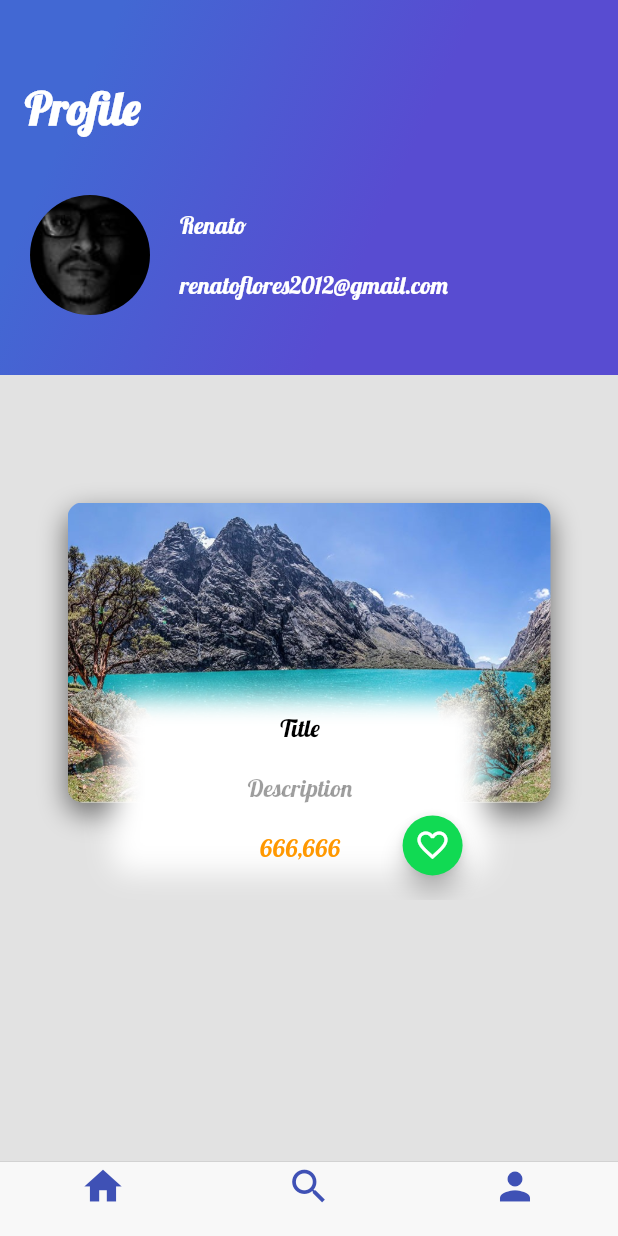
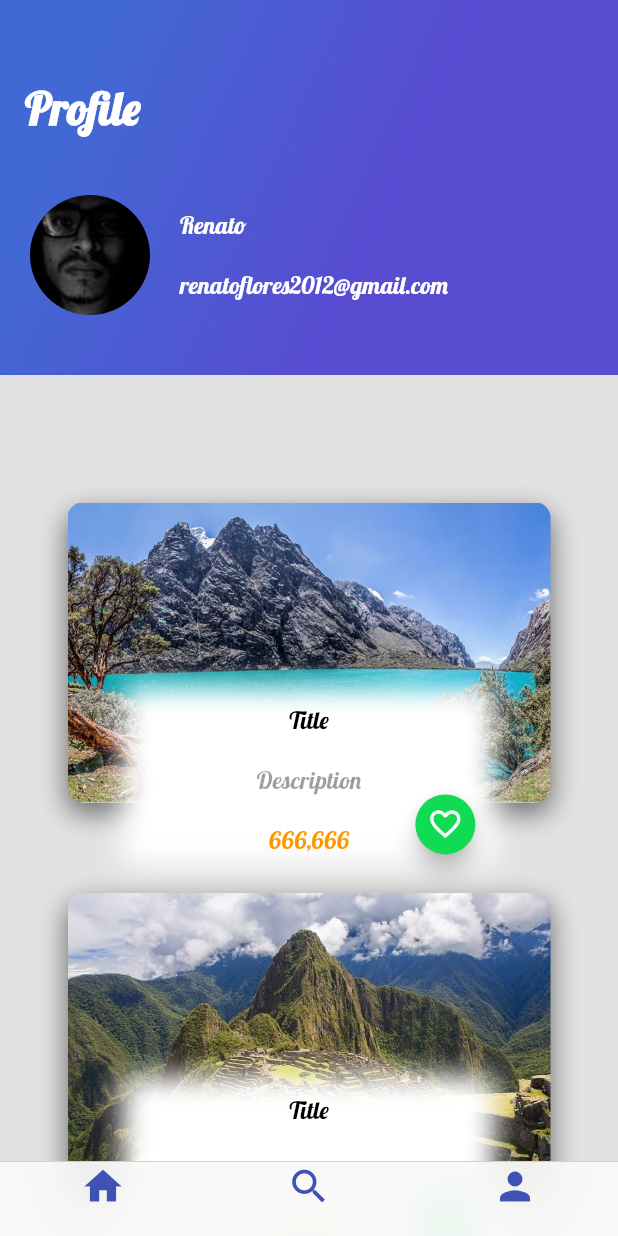
Before and after one commit to RenatoFloresV/flutter, a Flutter app: the screen it shows after launch, item 3 of the bottom bar chosen, on a phone screen of 412 x 824 dp. Run offline on Flutter 3.47's test engine with Material 2 defaults, Android fonts, the phone set to English and light mode, and no system bars.

Commit message:
Andres se la come

```diff
--- a/lib/description_profile.dart
+++ b/lib/description_profile.dart
@@ -42,11 +42,7 @@ class DescriptionProfile extends StatelessWidget {
     final descriptionFinal = Container(
         height: 120.0,
         width: 250.0,
-        margin: EdgeInsets.only(
-          top: 180.0,
-          left:50.0
-
-        ),
+        margin: EdgeInsets.only(),
         decoration: BoxDecoration(
             borderRadius: BorderRadius.all(Radius.circular(10.0)),
             shape: BoxShape.rectangle,
@@ -58,9 +54,11 @@ class DescriptionProfile extends StatelessWidget {
             ]),
         child: Column(children: [title, description, visits]));
 
-    return Stack(
-      alignment: Alignment(0.9, 1.1),
-      children: <Widget>[descriptionFinal, FloatingActionButtonGreen()],
+    return Container(
+      child: Stack(
+        alignment: Alignment(0.9, 1.1),
+        children: <Widget>[descriptionFinal, FloatingActionButtonGreen()],
+      ),
     );
   }
 }
--- a/lib/profile_images.dart
+++ b/lib/profile_images.dart
@@ -9,13 +9,14 @@ class ProfileImages extends StatelessWidget {
   String visitsPlace;
   String pathImage;
 
-  ProfileImages(this.titlePlace, this.descriptionPlace, this.visitsPlace, this.pathImage);
+  ProfileImages(
+      this.titlePlace, this.descriptionPlace, this.visitsPlace, this.pathImage);
   @override
   Widget build(BuildContext context) {
-    return Stack(
-      children: <Widget>[
+    return Container(
+        child: Stack(alignment: Alignment(0.0,1.5), children: <Widget>[
       ProfileImage(pathImage),
       DescriptionProfile(titlePlace, descriptionPlace, visitsPlace)
-    ]);
+    ]));
   }
 }
--- a/lib/profile_images_list.dart
+++ b/lib/profile_images_list.dart
@@ -6,10 +6,9 @@ class ProfileImagesList extends StatelessWidget {
   Widget build(BuildContext context) {
     // TODO: implement build
     return Container(
-      height: 350.0,
+      height: 580,
       child: ListView(
         padding: EdgeInsets.all(25.0),
-        scrollDirection: Axis.vertical,
         children: <Widget>[
           ProfileImages(
               "Title", "Description", "666,666", "assets/img/img1.jpg"),
```
